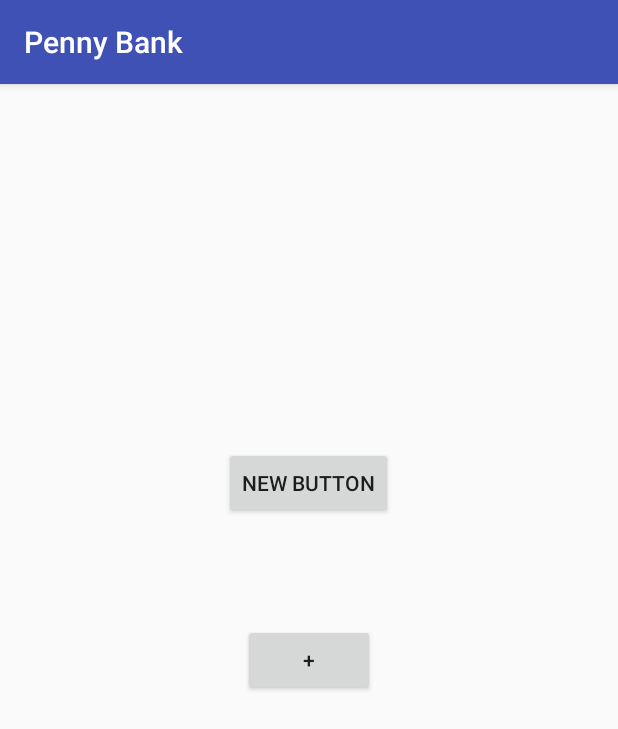
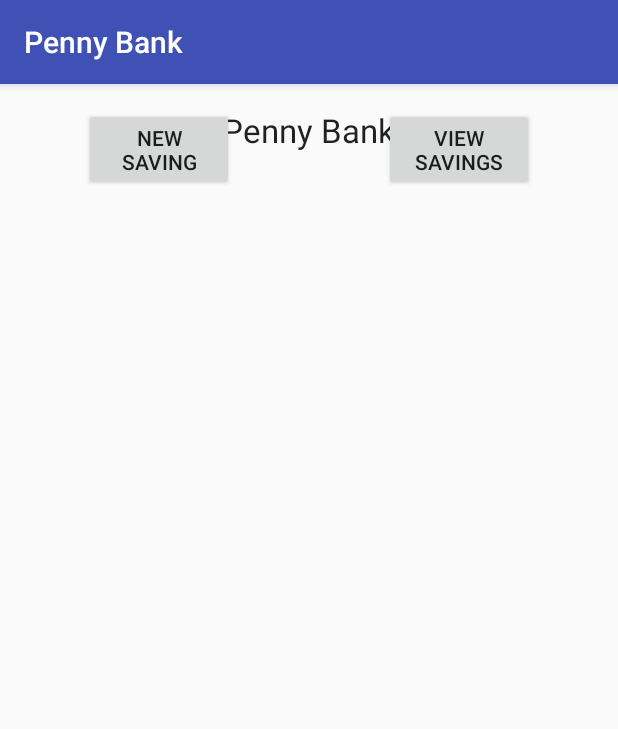
Before and after one commit to mkorunoski/Penny-Bank, an Android app: the screen it shows after launch (MainActivity), on a phone screen of 412 x 824 dp. Shown: the top 729 px of the screen. Run offline under Robolectric (Android 15) with nearby library versions, the phone set to English and light mode, and no system bars.

Commit message:
Definirani klasi i layout-i za nekolku fragmenti.

```diff
--- /dev/null
+++ b/PennyBank/app/src/main/java/com/android/pennybank/FragmentListener.java
@@ -0,0 +1,5 @@
+package com.android.pennybank;
+
+public interface FragmentListener {
+    public void switchFragments(MainActivity.FRAGMENTS fragment);
+}
--- a/PennyBank/app/src/main/java/com/android/pennybank/MainActivity.java
+++ b/PennyBank/app/src/main/java/com/android/pennybank/MainActivity.java
@@ -3,13 +3,45 @@ package com.android.pennybank;
 import android.support.v7.app.AppCompatActivity;
 import android.os.Bundle;
 
-import java.util.Calendar;
+public class MainActivity extends AppCompatActivity implements FragmentListener {
 
-public class MainActivity extends AppCompatActivity {
+    public enum FRAGMENTS
+    {
+        NULL,
+        START_SCREEN_FRAGMENT,
+        NEW_SAVING_FORM_FRAGMENT
+    }
+
+    protected FRAGMENTS mLastFragment;
+    protected FRAGMENTS mCurrentFragment;
 
     @Override
     protected void onCreate(Bundle savedInstanceState) {
         super.onCreate(savedInstanceState);
         setContentView(R.layout.activity_main);
+
+        switchFragments(FRAGMENTS.START_SCREEN_FRAGMENT);
+        mLastFragment = FRAGMENTS.NULL;
+        mCurrentFragment = FRAGMENTS.START_SCREEN_FRAGMENT;
+    }
+
+    @Override
+    public void switchFragments(FRAGMENTS fragment)
+    {
+        switch (fragment)
+        {
+            case START_SCREEN_FRAGMENT: {
+                getFragmentManager().beginTransaction().replace(R.id.fragment_container, new StartScreenFragment()).commit();
+                mLastFragment = mCurrentFragment;
+                mCurrentFragment = FRAGMENTS.START_SCREEN_FRAGMENT;
+                break;
+            }
+            case NEW_SAVING_FORM_FRAGMENT: {
+                getFragmentManager().beginTransaction().replace(R.id.fragment_container, new NewSavingFormFragment()).commit();
+                mLastFragment = mCurrentFragment;
+                mCurrentFragment = FRAGMENTS.NEW_SAVING_FORM_FRAGMENT;
+                break;
+            }
+        }
     }
 }
--- /dev/null
+++ b/PennyBank/app/src/main/java/com/android/pennybank/StartScreenFragment.java
@@ -0,0 +1,50 @@
+package com.android.pennybank;
+
+import android.content.Context;
+import android.os.Bundle;
+import android.support.annotation.Nullable;
+import android.app.Fragment;
+import android.view.LayoutInflater;
+import android.view.View;
+import android.view.ViewGroup;
+import android.widget.Button;
+
+public class StartScreenFragment extends Fragment {
+
+    private FragmentListener mFragmentListener;
+
+    Button mBtnNewSaving;
+    Button mBtnViewSavings;
+
+    @Override
+    public void onAttach(Context context) {
+        super.onAttach(context);
+        mFragmentListener = (FragmentListener) context;
+    }
+
+    @Nullable
+    @Override
+    public View onCreateView(LayoutInflater inflater, @Nullable ViewGroup container, @Nullable Bundle savedInstanceState) {
+        View view = inflater.inflate(R.layout.start_screen_fragment_layout, container, false);
+        setup(view);
+        return view;
+    }
+
+    private void setup(View view) {
+        mBtnNewSaving = (Button) view.findViewById(R.id.btn_new_saving);
+        mBtnViewSavings = (Button) view.findViewById(R.id.btn_view_savings);
+
+        mBtnNewSaving.setOnClickListener(new View.OnClickListener() {
+            @Override
+            public void onClick(View v) {
+                mFragmentListener.switchFragments(MainActivity.FRAGMENTS.NEW_SAVING_FORM_FRAGMENT);
+            }
+        });
+        mBtnViewSavings.setOnClickListener(new View.OnClickListener() {
+            @Override
+            public void onClick(View v) {
+
+            }
+        });
+    }
+}
--- a/PennyBank/app/src/main/res/layout/activity_main.xml
+++ b/PennyBank/app/src/main/res/layout/activity_main.xml
@@ -9,21 +9,11 @@
     android:paddingTop="@dimen/activity_vertical_margin"
     tools:context="com.android.pennybank.MainActivity">
 
-    <Button
-        android:layout_width="wrap_content"
-        android:layout_height="wrap_content"
-        android:text="+"
-        android:id="@+id/btnAdd"
-        android:layout_centerHorizontal="true"
-        android:layout_centerVertical="true" />
-
-    <Button
-        android:layout_width="wrap_content"
-        android:layout_height="wrap_content"
-        android:text="New Button"
-        android:id="@+id/button2"
-        android:layout_above="@+id/btnAdd"
-        android:layout_centerHorizontal="true"
-        android:layout_marginBottom="70dp" />
-
+    <ScrollView
+        android:id="@+id/fragment_container"
+        android:layout_width="match_parent"
+        android:layout_height="match_parent"
+        android:layout_alignParentLeft="true"
+        android:layout_alignParentStart="true"
+        android:layout_alignParentTop="true" />
 </RelativeLayout>
--- /dev/null
+++ b/PennyBank/app/src/main/res/layout/start_screen_fragment_layout.xml
@@ -0,0 +1,39 @@
+<?xml version="1.0" encoding="utf-8"?>
+<RelativeLayout xmlns:android="http://schemas.android.com/apk/res/android"
+    android:layout_width="match_parent"
+    android:layout_height="match_parent"
+    android:orientation="vertical">
+
+    <TextView
+        android:id="@+id/tv_penny_bank"
+        android:layout_width="wrap_content"
+        android:layout_height="wrap_content"
+        android:layout_alignParentTop="true"
+        android:layout_centerHorizontal="true"
+        android:layout_gravity="center_horizontal"
+        android:text="Penny Bank"
+        android:textAppearance="?android:attr/textAppearanceLarge" />
+
+    <Button
+        android:id="@+id/btn_new_saving"
+        android:layout_width="wrap_content"
+        android:layout_height="wrap_content"
+        android:layout_alignParentLeft="true"
+        android:layout_alignParentStart="true"
+        android:layout_centerVertical="true"
+        android:layout_gravity="center_horizontal"
+        android:layout_marginLeft="40dp"
+        android:width="100dp"
+        android:text="New saving" />
+
+    <Button
+        android:id="@+id/btn_view_savings"
+        android:layout_width="wrap_content"
+        android:layout_height="wrap_content"
+        android:layout_alignParentEnd="true"
+        android:layout_alignParentRight="true"
+        android:layout_alignTop="@+id/btn_new_saving"
+        android:layout_marginRight="40dp"
+        android:width="100dp"
+        android:text="View savings" />
+</RelativeLayout>
```
Also changed, not shown: PennyBank/app/src/main/java/com/android/pennybank/NewSavingFormFragment.java (added, +38 -0 lines), PennyBank/app/src/main/res/layout/new_saving_form_fragment_layout.xml (added, +147 -0 lines), PennyBank/app/src/main/res/values/strings.xml (+9 -0 lines).
